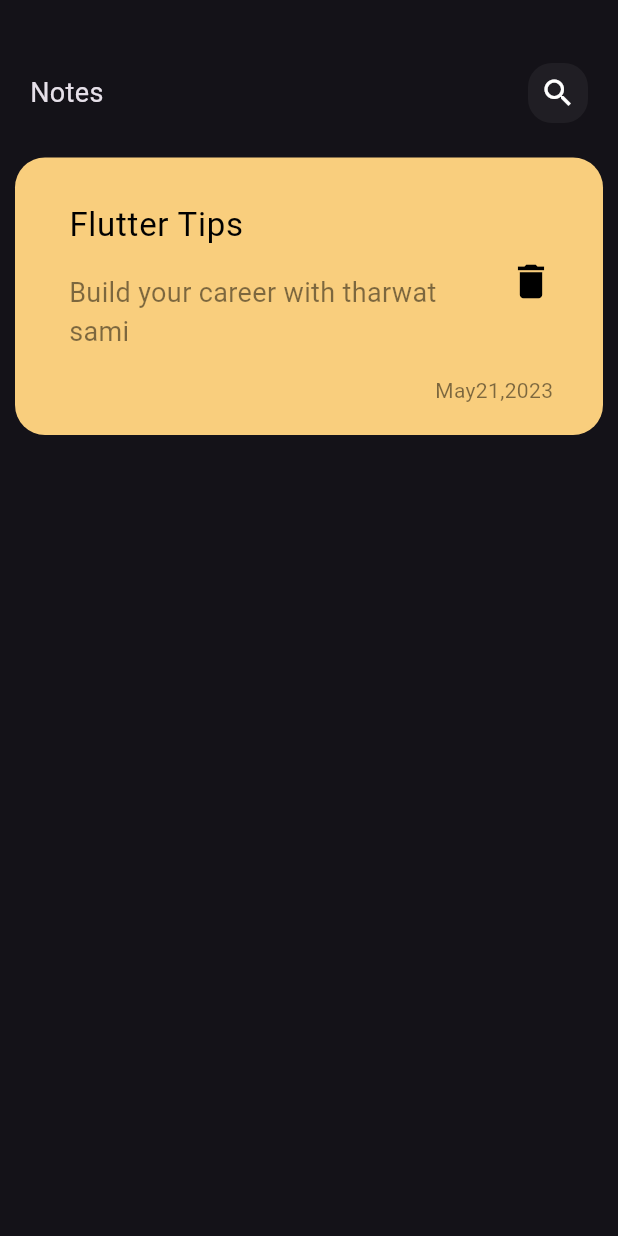
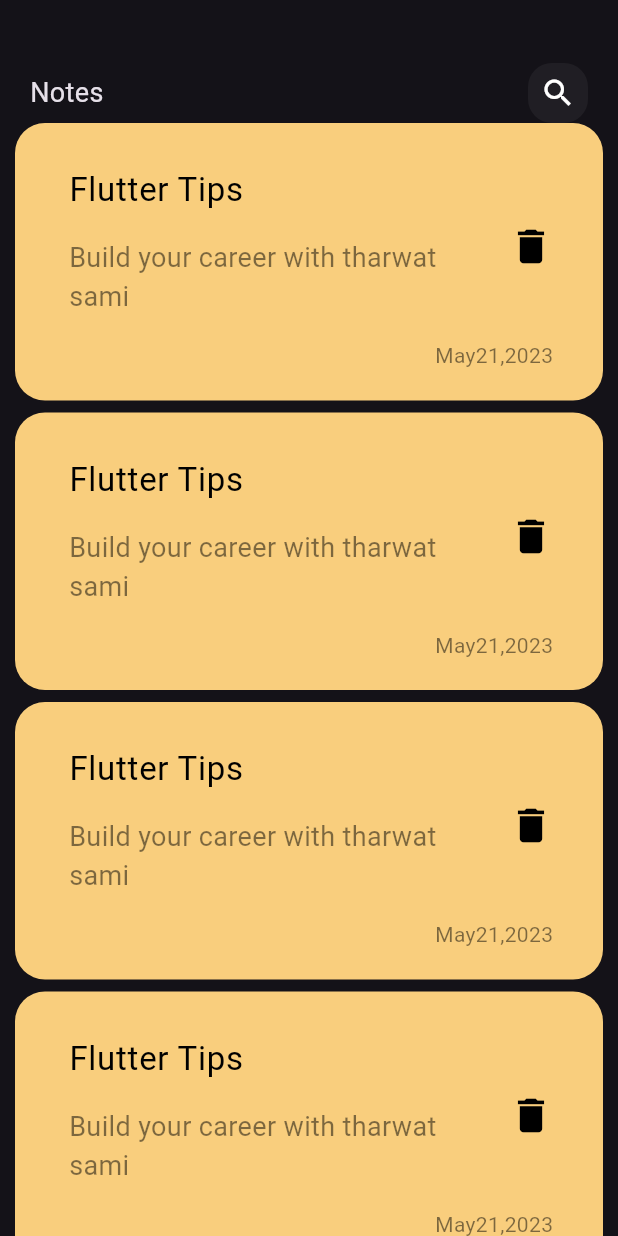
Before and after one commit to Abdullah537-studio/NoteApp, a Flutter app: the screen it shows after launch, on a phone screen of 412 x 824 dp. Run offline on Flutter 3.47's test engine with Material 3 defaults, Android fonts, the phone set to English and light mode, and no system bars.

Commit message:
create news list view . builder

```diff
--- a/lib/Widget/custom_appBar.dart
+++ b/lib/Widget/custom_appBar.dart
@@ -7,7 +7,7 @@ class CustomAppBar extends StatelessWidget {
   @override
   Widget build(BuildContext context) {
     return const Padding(
-      padding: EdgeInsets.only(right: 10, left: 10, bottom: 23, top: 22),
+      padding: EdgeInsets.only(right: 10, left: 10, top: 22),
       child: Row(
         mainAxisAlignment: MainAxisAlignment.spaceBetween,
         children: [
--- a/lib/Widget/custom_note_item.dart
+++ b/lib/Widget/custom_note_item.dart
@@ -6,6 +6,7 @@ class NoteItem extends StatelessWidget {
   @override
   Widget build(BuildContext context) {
     return Container(
+      margin: const EdgeInsets.only(bottom: 8),
       padding: const EdgeInsets.only(top: 20, bottom: 20, left: 20),
       decoration: BoxDecoration(
           color: const Color(0xFFF9CE7D),
--- /dev/null
+++ b/lib/Widget/notes_lestView.dart
@@ -0,0 +1,14 @@
+import 'package:flutter/material.dart';
+import 'package:flutter_to_do_list/Widget/custom_note_item.dart';
+
+class NotesListview extends StatelessWidget {
+  const NotesListview({super.key});
+
+  @override
+  Widget build(BuildContext context) {
+    return ListView.builder(
+      itemBuilder: (context, index) => NoteItem(),
+      itemCount: 6,
+    );
+  }
+}
--- a/lib/Widget/notes_view_body.dart
+++ b/lib/Widget/notes_view_body.dart
@@ -1,6 +1,6 @@
 import 'package:flutter/material.dart';
 import 'package:flutter_to_do_list/Widget/custom_appBar.dart';
-import 'package:flutter_to_do_list/Widget/custom_note_item.dart';
+import 'package:flutter_to_do_list/Widget/notes_lestView.dart';
 
 class NotesViewBodey extends StatelessWidget {
   const NotesViewBodey({super.key});
@@ -10,7 +10,14 @@ class NotesViewBodey extends StatelessWidget {
     return const Padding(
       padding: EdgeInsets.symmetric(horizontal: 10),
       child: Column(
-        children: [SizedBox(height: 20), CustomAppBar(), NoteItem()],
+        children: [
+          SizedBox(height: 20),
+          CustomAppBar(),
+          // نحنا مستعملين Column  وهو Expanded على محور ال y أي ارتفاع الشاشة
+          // وال listview بتاخد مساحةولادها
+          // استعملنا Expanded مشان ال listview تاخد المساحة المتاحة ليها  Expanded _ flex
+          Expanded(child: NotesListview())
+        ],
       ),
     );
   }
```
